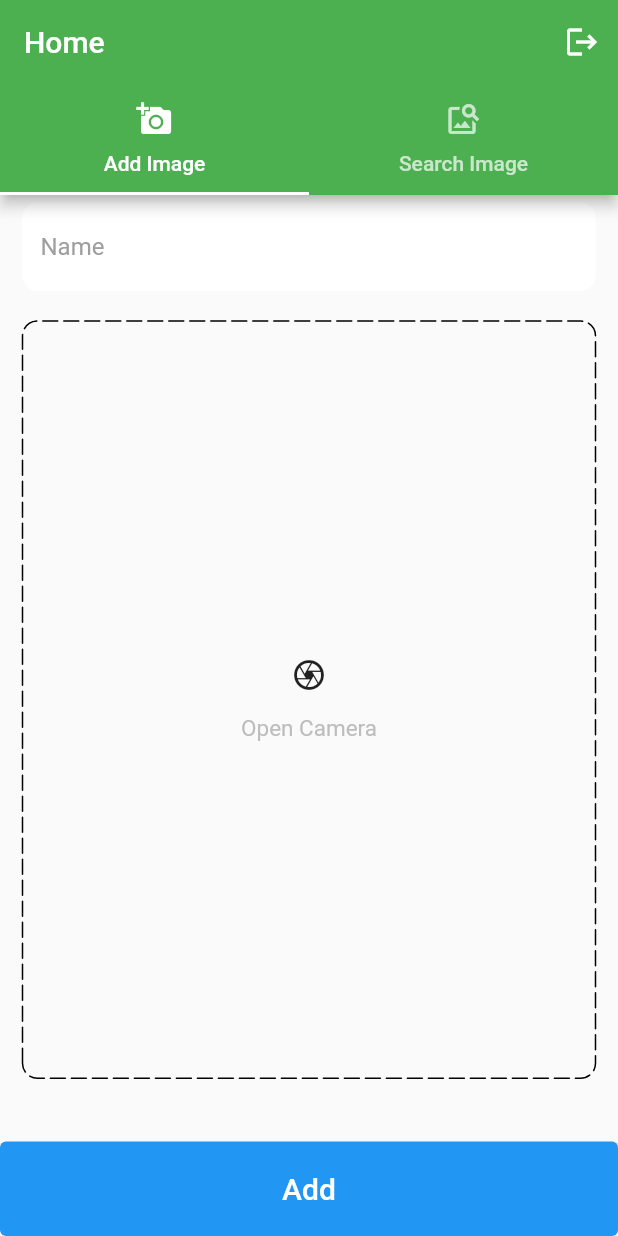
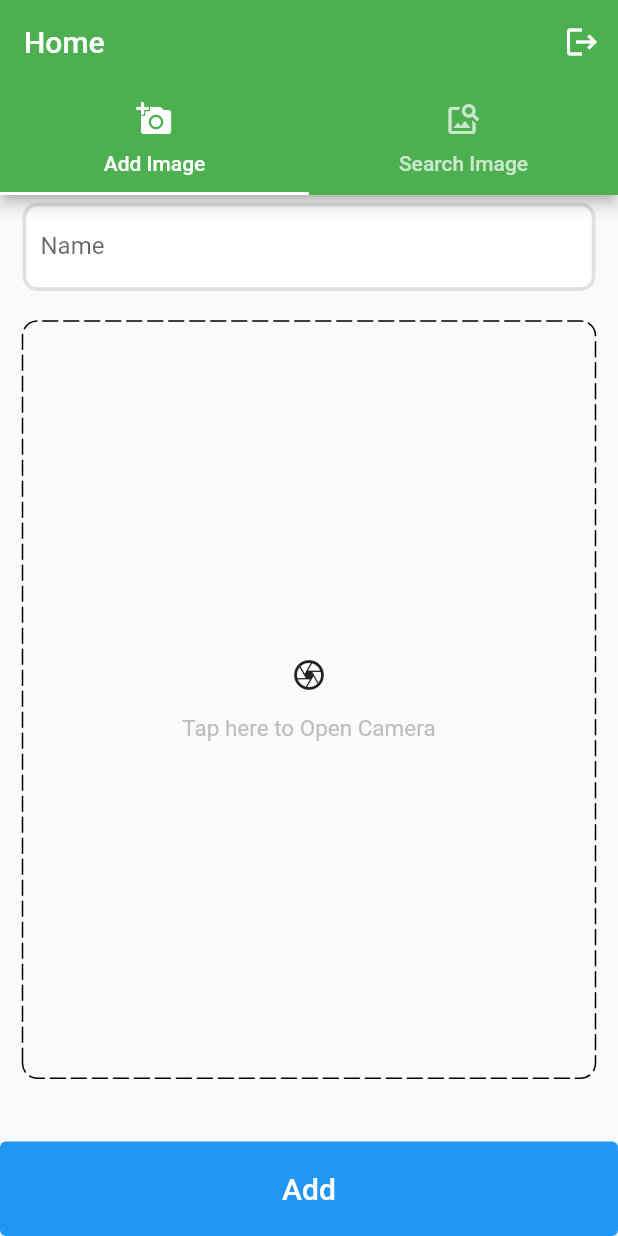
Before and after one commit to CH1NRU5T/face_rekog, a Flutter app: the screen it shows once a user with an empty profile is signed in, on a phone screen of 412 x 824 dp. Run offline on Flutter 3.47's test engine with Material 2 defaults, Android fonts, the light colour scheme and no system bars; drawn by our look-alikes of dotted_border; our stand-ins replace cloud_firestore, firebase_auth, firebase_core, image_picker, lottie; missing offline and left inert: aws_rekognition_api; accounts and stored records are empty.

Commit message:
textfield and ontap message

```diff
--- a/lib/features/auth/widgets/custom_text_form_field.dart
+++ b/lib/features/auth/widgets/custom_text_form_field.dart
@@ -24,16 +24,17 @@ class CustomTextFormField extends StatelessWidget {
         keyboardType: type,
         obscureText: obscure ?? false,
         decoration: InputDecoration(
-          hintText: hintText,
+          // hintText: hintText,
+          label: Text(hintText),
           hintStyle: const TextStyle(color: Colors.grey),
           filled: true,
           fillColor: Colors.white,
           enabledBorder: OutlineInputBorder(
-            borderSide: const BorderSide(color: Colors.white),
+            borderSide: const BorderSide(color: Colors.black12, width: 2.5),
             borderRadius: BorderRadius.circular(10),
           ),
           focusedBorder: OutlineInputBorder(
-            borderSide: const BorderSide(color: Colors.white),
+            borderSide: const BorderSide(color: Colors.black12, width: 2.5),
             borderRadius: BorderRadius.circular(10),
           ),
         ));
--- a/lib/features/face/widgets/add_face_form.dart
+++ b/lib/features/face/widgets/add_face_form.dart
@@ -134,7 +134,7 @@ class _AddFaceFormState extends State<AddFaceForm> {
                                 const Icon(Icons.camera_outlined),
                                 const SizedBox(height: 15),
                                 Text(
-                                  'Open Camera',
+                                  'Tap here to Open Camera',
                                   style: TextStyle(
                                       fontSize: 15,
                                       color: Colors.grey.shade400),
--- a/lib/features/face/widgets/search_face_form.dart
+++ b/lib/features/face/widgets/search_face_form.dart
@@ -89,7 +89,7 @@ class _SearchFaceFormState extends State<SearchFaceForm> {
                             const Icon(Icons.camera_outlined),
                             const SizedBox(height: 15),
                             Text(
-                              'Open Camera',
+                              'Tap here to Open Camera',
                               style: TextStyle(
                                   fontSize: 15, color: Colors.grey.shade400),
                             ),
```
